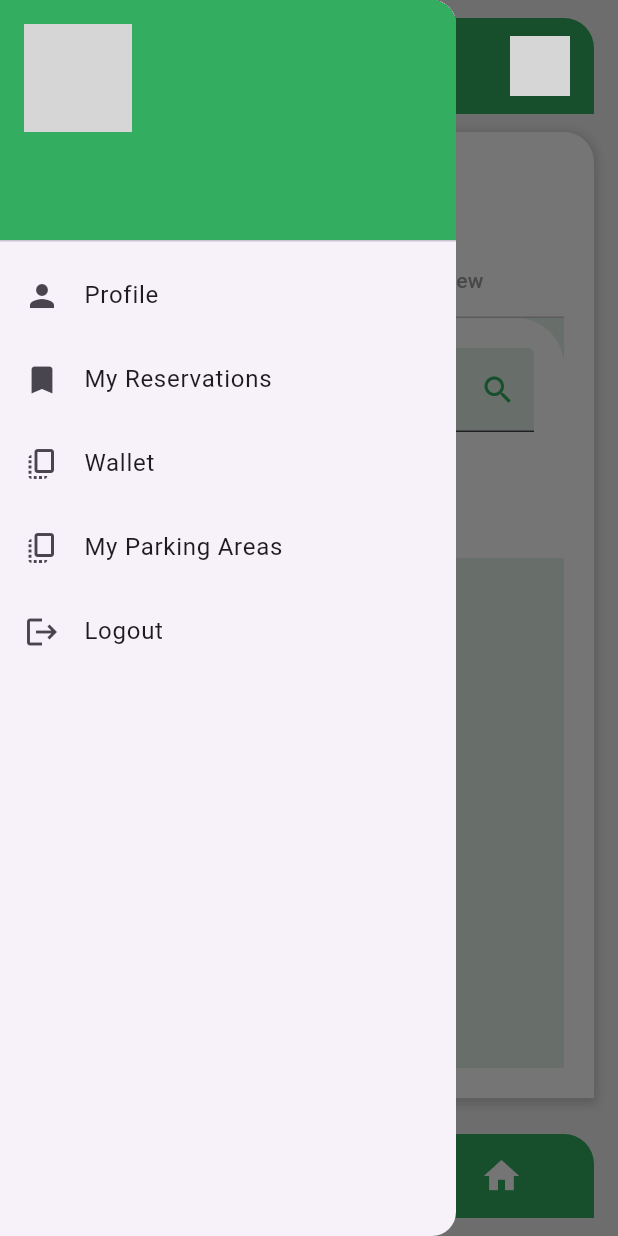
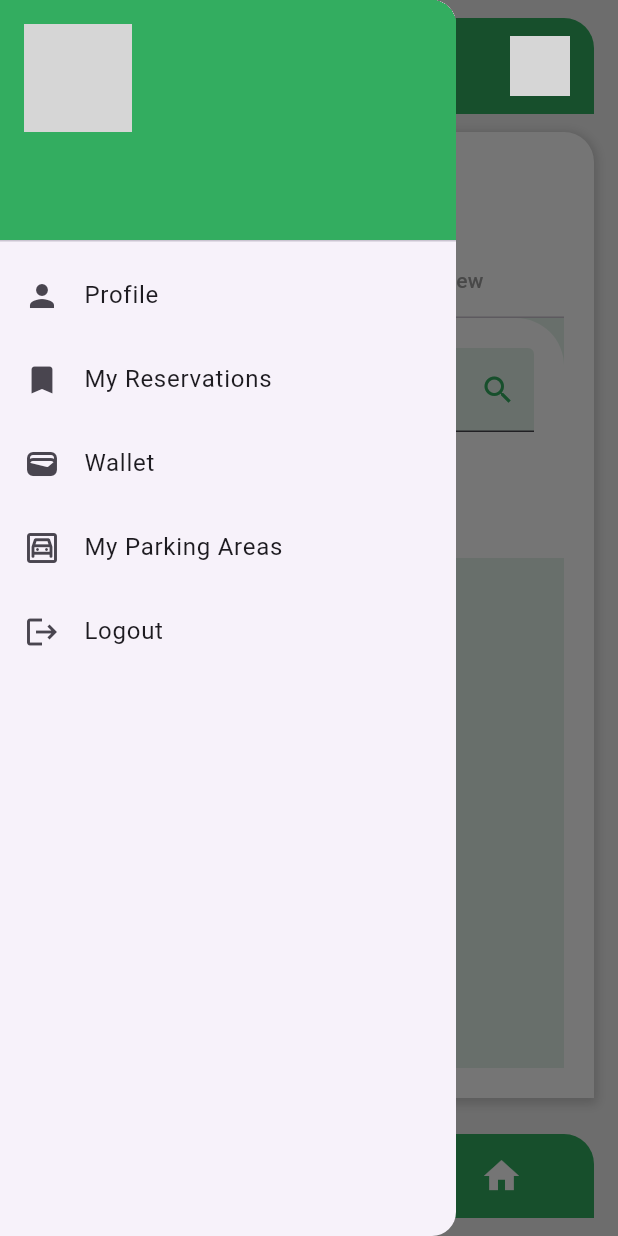
Before and after one commit to fatma4590/Hatgeback, a Flutter app: the BaseScreen screen opened directly with empty values, item 4 of the bottom bar chosen, with the side drawer open, on a phone screen of 412 x 824 dp. Run offline on Flutter 3.47's test engine with Material 3 defaults, Android fonts, the phone set to English and light mode, and no system bars; our stand-ins replace cloud_firestore, datetime_picker_formfield_new, dio, firebase_auth, firebase_core, isar and 1 more; accounts and stored records are empty; network calls fail; grey boxes are pictures that could not be loaded.

Commit message:
momen to fatma aloooooooo

```diff
--- a/lib/widgets/base_screen.dart
+++ b/lib/widgets/base_screen.dart
@@ -170,16 +170,15 @@ class BaseScreen extends StatelessWidget {
   }
  }*/
 import 'package:firebase_auth/firebase_auth.dart';
-import 'package:hatgeback/screens/myReservations.dart';
 import 'package:flutter/material.dart';
 import 'package:hatgeback/payment/payscreen.dart';
+import 'package:hatgeback/screens/FeedbackScreen.dart';
 import 'package:hatgeback/screens/WalletScreen.dart';
 import 'package:hatgeback/screens/addpoint.dart';
 import 'package:hatgeback/screens/homepage.dart';
 import 'package:hatgeback/screens/loginscreen.dart';
 import 'package:hatgeback/screens/myReservations.dart';
 import 'package:hatgeback/screens/myparking.dart';
-import 'package:hatgeback/screens/FeedbackScreen.dart';
 import 'package:hatgeback/screens/userprofile.dart';
 
 class BaseScreen extends StatelessWidget {
@@ -405,7 +404,7 @@ class BaseScreen extends StatelessWidget {
             },
           ),
           ListTile(
-            leading: Icon(Icons.copy_all_rounded),
+            leading: Icon(Icons.wallet),
             title: Text('Wallet'),
             onTap: () {
               Navigator.push(
@@ -415,7 +414,7 @@ class BaseScreen extends StatelessWidget {
             },
           ),
           ListTile(
-            leading: Icon(Icons.copy_all_rounded),
+            leading: Icon(Icons.garage_outlined),
             title: Text('My Parking Areas'),
             onTap: () {
               Navigator.push(
```
